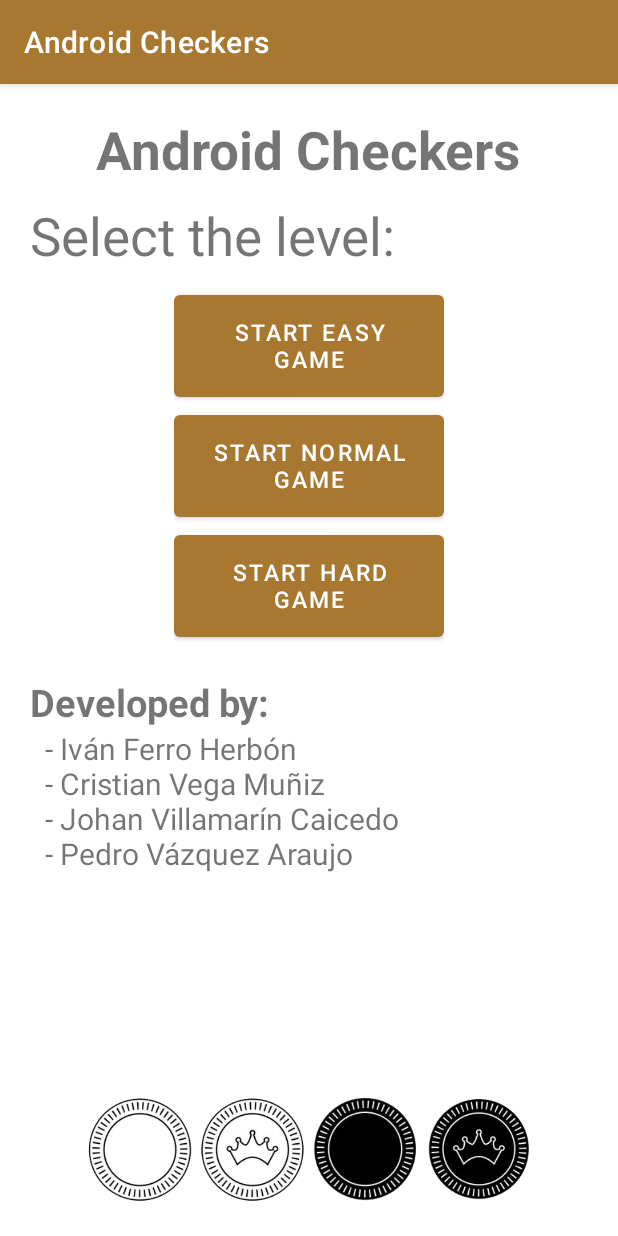
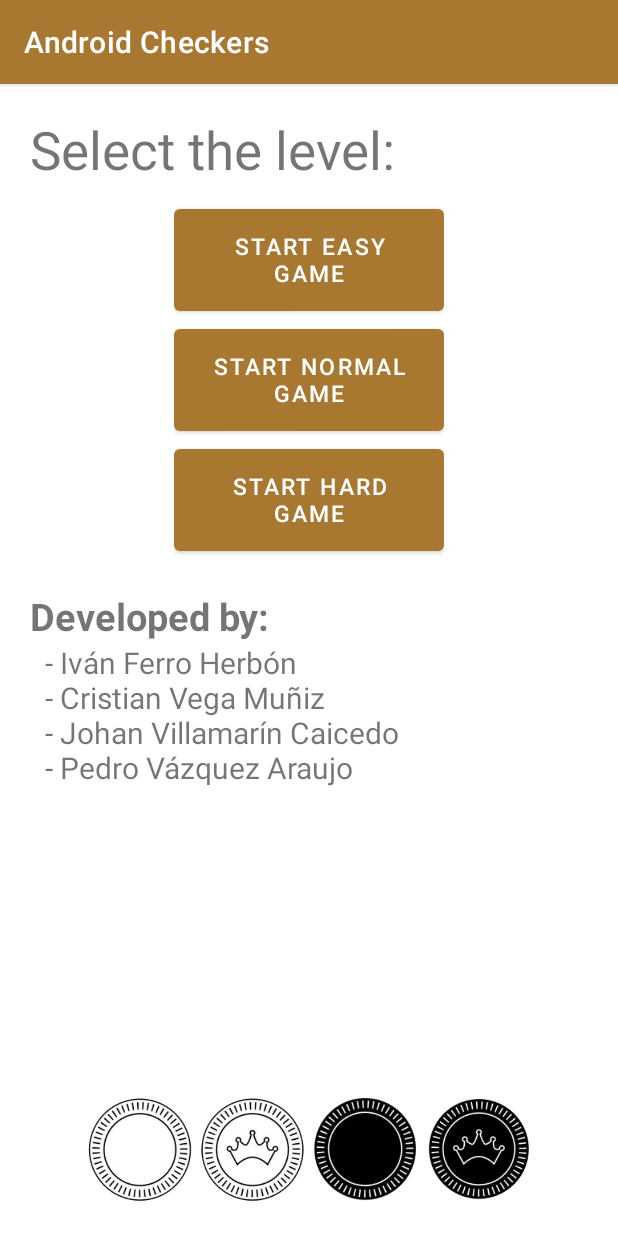
Before and after one commit to CristianVegaMuniz/PSIAndroidCheckers, an Android app: the screen it shows after launch (MainActivity), on a phone screen of 412 x 824 dp. Run offline under Robolectric (Android 15) with nearby library versions, the phone set to English and light mode, and no system bars.

Commit message:
Updated MainActivity

```diff
--- a/app/src/main/res/layout/activity_main.xml
+++ b/app/src/main/res/layout/activity_main.xml
@@ -11,22 +11,11 @@
         android:layout_height="match_parent">
 
         <TextView
-            android:layout_width="wrap_content"
-            android:layout_height="wrap_content"
-            android:id="@+id/tvTitle"
-            android:text="@string/app_name"
-            android:textSize="35sp"
-            android:textStyle="bold"
-            android:layout_centerHorizontal="true"
-            android:layout_marginTop="20dp"/>
-
-        <TextView
             android:id="@+id/tvLevelInfo"
-            android:layout_below="@id/tvTitle"
             android:layout_width="wrap_content"
             android:layout_height="wrap_content"
             android:layout_marginLeft="20dp"
-            android:layout_marginTop="10dp"
+            android:layout_marginTop="20dp"
             android:text="@string/select_level"
             android:textSize="35sp" />
 
```
